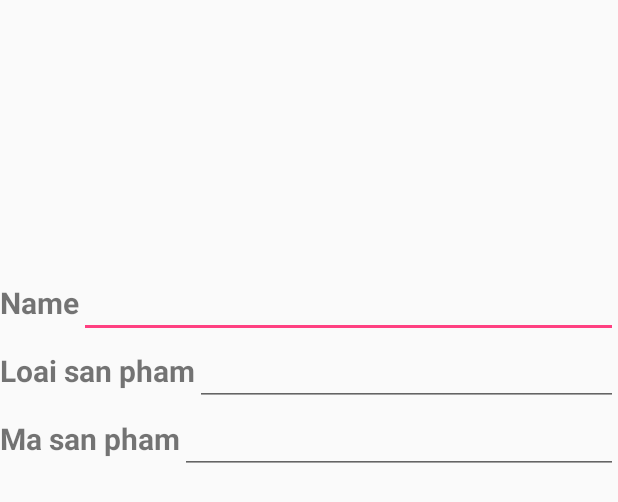
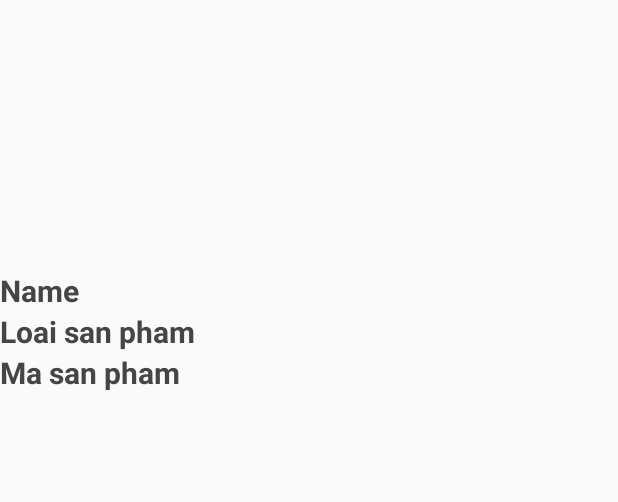
Before and after one commit to quoctrong333/QLSP_NguyenQuocTrong_Clone, an Android app: the layout item_sanpham.xml on its own in the app's theme, with its tools: preview values and no code run, on a phone screen of 412 x 824 dp. Shown: the top 502 px of the screen. Run offline under Robolectric (Android 15) with nearby library versions, the phone set to English and light mode, and no system bars.

```diff
--- a/app/src/main/AndroidManifest.xml
+++ b/app/src/main/AndroidManifest.xml
@@ -22,6 +22,9 @@
                 <category android:name="android.intent.category.LAUNCHER" />
             </intent-filter>
         </activity>
+        <activity
+            android:name=".activity.ListSP_Activity"
+            android:label="Loại Sản Phẩm"/>
     </application>
 
 </manifest>
--- a/app/src/main/java/com/quoctrongnguyen/qlsp/adapter/adapterLoaiSP.java
+++ b/app/src/main/java/com/quoctrongnguyen/qlsp/adapter/AdapterLoaiSP.java
@@ -16,13 +16,13 @@ import java.util.ArrayList;
  * Created by quoct on 26/11/2017.
  */
 
-public class adapterLoaiSP extends BaseAdapter {
+public class AdapterLoaiSP extends BaseAdapter {
     Context context;
     ArrayList<LoaiSP> loaiSanPhamArrayList;
     LayoutInflater inflater;
 
     //constructor
-    public adapterLoaiSP(Context context, ArrayList<LoaiSP> loaiSanPhamArrayList) {
+    public AdapterLoaiSP(Context context, ArrayList<LoaiSP> loaiSanPhamArrayList) {
         this.context = context;
         this.loaiSanPhamArrayList = loaiSanPhamArrayList;
         inflater = LayoutInflater.from(context);
--- a/app/src/main/res/layout/item_sanpham.xml
+++ b/app/src/main/res/layout/item_sanpham.xml
@@ -1,8 +1,9 @@
 <?xml version="1.0" encoding="utf-8"?>
 <LinearLayout
-    android:orientation="vertical"
-    xmlns:android="http://schemas.android.com/apk/res/android" android:layout_width="match_parent"
-    android:layout_height="match_parent">
+    xmlns:android="http://schemas.android.com/apk/res/android"
+    android:layout_width="match_parent"
+    android:layout_height="match_parent"
+    android:orientation="vertical">
 
     <LinearLayout
         android:layout_width="match_parent"
@@ -25,14 +26,17 @@
             android:layout_width="wrap_content"
             android:layout_height="wrap_content"
             android:text="Name"
+            android:textColor="#454545"
             android:textSize="20sp"
-            android:textStyle="bold" />
+            android:textStyle="bold"/>
 
-        <EditText
+        <TextView
             android:id="@+id/txtTenSP"
             android:layout_width="match_parent"
-            android:layout_height="wrap_content" />
+            android:layout_height="wrap_content"
+            android:textColor="#454545"/>
     </LinearLayout>
+
     <LinearLayout
         android:layout_width="match_parent"
         android:layout_height="wrap_content"
@@ -42,28 +46,35 @@
             android:layout_width="wrap_content"
             android:layout_height="wrap_content"
             android:text="Loai san pham"
+            android:textColor="#454545"
             android:textSize="20sp"
-            android:textStyle="bold" />
+            android:textStyle="bold"/>
 
-        <EditText
+        <TextView
             android:id="@+id/txtLoaiSP"
             android:layout_width="match_parent"
-            android:layout_height="wrap_content" />
+            android:layout_height="wrap_content"
+            android:textColor="#454545"/>
     </LinearLayout>
+
     <LinearLayout
         android:layout_width="match_parent"
         android:layout_height="wrap_content"
         android:orientation="horizontal">
+
         <TextView
             android:layout_width="wrap_content"
             android:layout_height="wrap_content"
             android:text="Ma san pham"
+            android:textColor="#454545"
             android:textSize="20sp"
-            android:textStyle="bold" />
-        <EditText
+            android:textStyle="bold"/>
+
+        <TextView
             android:id="@+id/txtMaSP"
             android:layout_width="match_parent"
-            android:layout_height="wrap_content" />
+            android:layout_height="wrap_content"
+            android:textColor="#454545"/>
     </LinearLayout>
 
 </LinearLayout>
--- a/build.gradle
+++ b/build.gradle
@@ -7,7 +7,7 @@ buildscript {
         jcenter()
     }
     dependencies {
-        classpath 'com.android.tools.build:gradle:3.0.0'
+        classpath 'com.android.tools.build:gradle:3.0.1'
 
 
         // NOTE: Do not place your application dependencies here; they belong
```
Also changed, not shown: app/src/main/java/com/quoctrongnguyen/qlsp/activity/ListSP_Activity.java (+30 -2 lines), app/src/main/java/com/quoctrongnguyen/qlsp/activity/LoginActivity.java (+20 -11 lines), app/src/main/java/com/quoctrongnguyen/qlsp/activity/SanPhamActivity.java (+9 -9 lines), app/src/main/res/layout/activity_san_pham.xml (+7 -7 lines).
